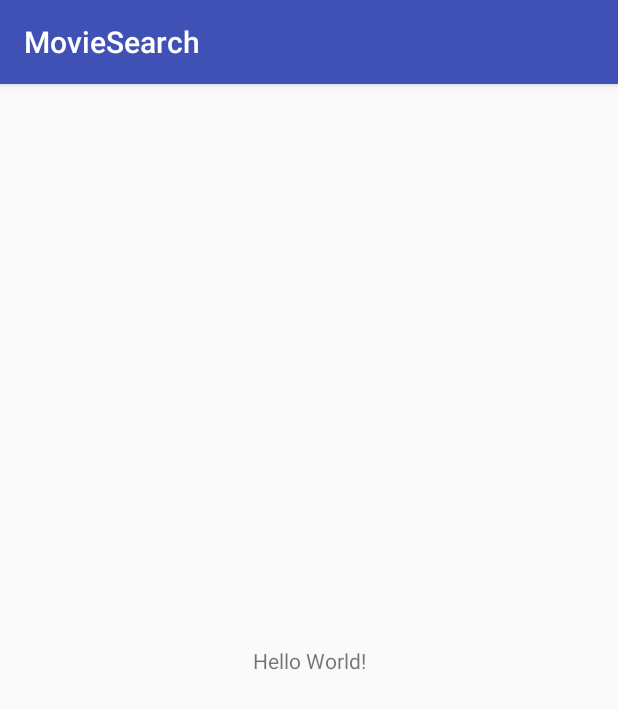
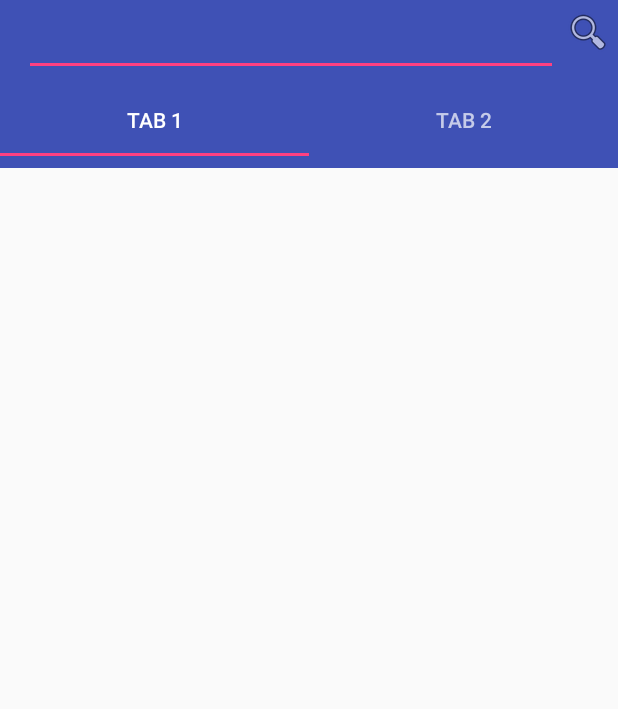
Before and after one commit to LadwaAditya/EndlessScroll, an Android app: the screen it shows after launch (MainActivity), on a phone screen of 412 x 824 dp. Shown: the top 709 px of the screen. Run offline under Robolectric (Android 15) with nearby library versions, the phone set to English and light mode, and no system bars; our stand-ins replace Dagger/Hilt's generated code, RxJava, Timber, data binding; libraries missing offline, so code that uses them is left out: com.facebook.stetho; 3 statements that could not run were skipped.

Commit message:
fect(Main): Added MainActivty and design

```diff
--- a/app/src/main/AndroidManifest.xml
+++ b/app/src/main/AndroidManifest.xml
@@ -3,13 +3,16 @@
           package="com.ladwa.aditya.moviesearch">
 
     <application
+        android:name=".MovieSearchApplication"
         android:allowBackup="true"
         android:icon="@mipmap/ic_launcher"
         android:label="@string/app_name"
         android:roundIcon="@mipmap/ic_launcher_round"
         android:supportsRtl="true"
         android:theme="@style/AppTheme">
-        <activity android:name=".ui.MainActivity">
+        <activity
+            android:theme="@style/AppTheme.NoActionBar"
+            android:name=".ui.main.MainActivity">
             <intent-filter>
                 <action android:name="android.intent.action.MAIN"/>
 
--- a/app/src/main/java/com/ladwa/aditya/moviesearch/injection/component/ActivityComponent.java
+++ b/app/src/main/java/com/ladwa/aditya/moviesearch/injection/component/ActivityComponent.java
@@ -4,6 +4,7 @@ package com.ladwa.aditya.moviesearch.injection.component;
 import com.ladwa.aditya.moviesearch.injection.module.ActivityModule;
 import com.ladwa.aditya.moviesearch.injection.scope.PerActivity;
 import com.ladwa.aditya.moviesearch.ui.base.BaseActivity;
+import com.ladwa.aditya.moviesearch.ui.main.MainActivity;
 
 import dagger.Subcomponent;
 
@@ -15,4 +16,5 @@ import dagger.Subcomponent;
 public interface ActivityComponent {
     void inject(BaseActivity baseActivity);
 
+    void inject(MainActivity mainActivity);
 }
--- a/app/src/main/java/com/ladwa/aditya/moviesearch/injection/component/FragmentComponent.java
+++ b/app/src/main/java/com/ladwa/aditya/moviesearch/injection/component/FragmentComponent.java
@@ -1,9 +1,9 @@
 package com.ladwa.aditya.moviesearch.injection.component;
-
 
 
 import com.ladwa.aditya.moviesearch.injection.module.FragmentModule;
 import com.ladwa.aditya.moviesearch.injection.scope.PerFragment;
+import com.ladwa.aditya.moviesearch.ui.main.MovieFragment;
 
 import dagger.Subcomponent;
 
@@ -14,5 +14,5 @@ import dagger.Subcomponent;
 @PerFragment
 @Subcomponent(modules = FragmentModule.class)
 public interface FragmentComponent {
-
+    void inject(MovieFragment fragment);
 }
--- a/app/src/main/java/com/ladwa/aditya/moviesearch/ui/MainActivity.java
+++ /dev/null
@@ -1,15 +0,0 @@
-package com.ladwa.aditya.moviesearch.ui;
-
-import android.support.v7.app.AppCompatActivity;
-import android.os.Bundle;
-
-import com.ladwa.aditya.moviesearch.R;
-
-public class MainActivity extends AppCompatActivity {
-
-    @Override
-    protected void onCreate(Bundle savedInstanceState) {
-        super.onCreate(savedInstanceState);
-        setContentView(R.layout.activity_main);
-    }
-}
--- /dev/null
+++ b/app/src/main/java/com/ladwa/aditya/moviesearch/ui/adapter/MoviePagerAdapter.java
@@ -0,0 +1,49 @@
+package com.ladwa.aditya.moviesearch.ui.adapter;
+
+import android.support.v4.app.Fragment;
+import android.support.v4.app.FragmentManager;
+import android.support.v4.app.FragmentPagerAdapter;
+
+import com.ladwa.aditya.moviesearch.ui.main.MovieFragment;
+
+/**
+ * Created by Aditya on 25-Mar-17.
+ */
+
+public class MoviePagerAdapter extends FragmentPagerAdapter {
+
+    private final Integer TOTAL_TABS = 2;
+    private final String TAB_TITLE_ONE = "TAB 1";
+    private final String TAB_TITLE_TWO = "TAB 2";
+
+    public MoviePagerAdapter(FragmentManager fm) {
+        super(fm);
+    }
+
+    @Override
+    public Fragment getItem(int position) {
+        switch (position) {
+            case 0:
+                return MovieFragment.newInstance();
+            case 1:
+                return MovieFragment.newInstance();
+        }
+        return null;
+    }
+
+    @Override
+    public int getCount() {
+        return TOTAL_TABS;
+    }
+
+    @Override
+    public CharSequence getPageTitle(int position) {
+        switch (position) {
+            case 0:
+                return TAB_TITLE_ONE;
+            case 1:
+                return TAB_TITLE_TWO;
+        }
+        return super.getPageTitle(position);
+    }
+}
--- a/app/src/main/java/com/ladwa/aditya/moviesearch/ui/base/BaseActivity.java
+++ b/app/src/main/java/com/ladwa/aditya/moviesearch/ui/base/BaseActivity.java
@@ -4,7 +4,6 @@ import android.os.Bundle;
 import android.support.v4.util.LongSparseArray;
 import android.support.v7.app.AppCompatActivity;
 import android.view.MenuItem;
-
 
 import com.ladwa.aditya.moviesearch.MovieSearchApplication;
 import com.ladwa.aditya.moviesearch.injection.component.ActivityComponent;
--- /dev/null
+++ b/app/src/main/java/com/ladwa/aditya/moviesearch/ui/base/BaseFragment.java
@@ -0,0 +1,86 @@
+package com.ladwa.aditya.moviesearch.ui.base;
+
+import android.os.Bundle;
+import android.support.annotation.Nullable;
+import android.support.v4.app.Fragment;
+import android.support.v4.util.LongSparseArray;
+import android.view.LayoutInflater;
+import android.view.View;
+import android.view.ViewGroup;
+
+
+import com.ladwa.aditya.moviesearch.MovieSearchApplication;
+import com.ladwa.aditya.moviesearch.injection.component.ConfigPersistentComponent;
+import com.ladwa.aditya.moviesearch.injection.component.DaggerConfigPersistentComponent;
+import com.ladwa.aditya.moviesearch.injection.component.FragmentComponent;
+import com.ladwa.aditya.moviesearch.injection.module.FragmentModule;
+
+import java.util.concurrent.atomic.AtomicLong;
+
+import timber.log.Timber;
+
+/**
+ * Created by Aditya on 09-Feb-17.
+ */
+public abstract class BaseFragment extends Fragment {
+
+    private static final String KEY_FRAGMENT_ID = "KEY_FRAGMENT_ID";
+    private static final LongSparseArray<ConfigPersistentComponent> sComponentsArray =
+            new LongSparseArray<>();
+    private static final AtomicLong NEXT_ID = new AtomicLong(0);
+
+    private FragmentComponent mFragmentComponent;
+    private long mFragmentId;
+
+    @Override
+    public void onCreate(@Nullable Bundle savedInstanceState) {
+        super.onCreate(savedInstanceState);
+
+        // Create the FragmentComponent and reuses cached ConfigPersistentComponent if this is
+        // being called after a configuration change.
+        mFragmentId = savedInstanceState != null ?
+                savedInstanceState.getLong(KEY_FRAGMENT_ID) : NEXT_ID.getAndIncrement();
+        ConfigPersistentComponent configPersistentComponent;
+        if (sComponentsArray.get(mFragmentId) == null) {
+            Timber.i("Creating new ConfigPersistentComponent id=%d", mFragmentId);
+            configPersistentComponent = DaggerConfigPersistentComponent.builder()
+                    .applicationComponent(MovieSearchApplication.get(
+                            getActivity()).getComponent())
+                    .build();
+            sComponentsArray.put(mFragmentId, configPersistentComponent);
+        } else {
+            Timber.i("Reusing ConfigPersistentComponent id=%d", mFragmentId);
+            configPersistentComponent = sComponentsArray.get(mFragmentId);
+        }
+        mFragmentComponent = configPersistentComponent.fragmentComponent(new FragmentModule(this));
+    }
+
+    @Nullable
+    @Override
+    public View onCreateView(LayoutInflater inflater, @Nullable ViewGroup container,
+                             @Nullable Bundle savedInstanceState) {
+        View view = inflater.inflate(getLayout(), container, false);
+        return view;
+    }
+
+    public abstract int getLayout();
+
+    @Override
+    public void onSaveInstanceState(Bundle outState) {
+        super.onSaveInstanceState(outState);
+        outState.putLong(KEY_FRAGMENT_ID, mFragmentId);
+    }
+
+    @Override
+    public void onDestroy() {
+        if (!getActivity().isChangingConfigurations()) {
+            Timber.i("Clearing ConfigPersistentComponent id=%d", mFragmentId);
+            sComponentsArray.remove(mFragmentId);
+        }
+        super.onDestroy();
+    }
+
+    public FragmentComponent fragmentComponent() {
+        return mFragmentComponent;
+    }
+}
--- /dev/null
+++ b/app/src/main/java/com/ladwa/aditya/moviesearch/ui/main/MainActivity.java
@@ -0,0 +1,53 @@
+package com.ladwa.aditya.moviesearch.ui.main;
+
+import android.databinding.DataBindingUtil;
+import android.os.Bundle;
+import android.support.design.widget.TabLayout;
+import android.view.View;
+import android.widget.Toast;
+
+import com.ladwa.aditya.moviesearch.R;
+import com.ladwa.aditya.moviesearch.databinding.ActivityMainBinding;
+import com.ladwa.aditya.moviesearch.ui.adapter.MoviePagerAdapter;
+import com.ladwa.aditya.moviesearch.ui.base.BaseActivity;
+
+import io.reactivex.subjects.PublishSubject;
+
+public class MainActivity extends BaseActivity implements TabLayout.OnTabSelectedListener {
+
+    private ActivityMainBinding mBinding;
+    private PublishSubject<String> mPublishSubject = PublishSubject.create();
+
+    @Override
+    protected void onCreate(Bundle savedInstanceState) {
+        super.onCreate(savedInstanceState);
+        activityComponent().inject(this);
+        mBinding = DataBindingUtil.setContentView(this, R.layout.activity_main);
+        mBinding.pager.setAdapter(new MoviePagerAdapter(getSupportFragmentManager()));
+        mBinding.tabLayout.setTabGravity(TabLayout.GRAVITY_FILL);
+        mBinding.tabLayout.setupWithViewPager(mBinding.pager);
+        mBinding.tabLayout.addOnTabSelectedListener(this);
+    }
+
+    public PublishSubject<String> getPublishSubject() {
+        return mPublishSubject;
+    }
+
+    @Override public void onTabSelected(TabLayout.Tab tab) {
+        mBinding.pager.setCurrentItem(tab.getPosition());
+    }
+
+    @Override public void onTabUnselected(TabLayout.Tab tab) {
+
+    }
+
+    @Override public void onTabReselected(TabLayout.Tab tab) {
+
+    }
+
+
+    public void onClickSearch(View view) {
+        Toast.makeText(this, mBinding.txtSearch.getText().toString(), Toast.LENGTH_SHORT).show();
+        mPublishSubject.onNext(mBinding.txtSearch.getText().toString());
+    }
+}
--- /dev/null
+++ b/app/src/main/java/com/ladwa/aditya/moviesearch/ui/main/MovieFragment.java
@@ -0,0 +1,32 @@
+package com.ladwa.aditya.moviesearch.ui.main;
+
+import android.os.Bundle;
+import android.support.annotation.Nullable;
+import android.support.v4.app.Fragment;
+
+import com.ladwa.aditya.moviesearch.R;
+import com.ladwa.aditya.moviesearch.ui.base.BaseFragment;
+
+import timber.log.Timber;
+
+/**
+ * Created by Aditya on 25-Mar-17.
+ */
+
+public class MovieFragment extends BaseFragment {
+
+    public static Fragment newInstance() {
+        return new MovieFragment();
+    }
+
+    @Override public int getLayout() {
+        return R.layout.fragment_movie;
+    }
+
+    @Override
+    public void onActivityCreated(@Nullable Bundle savedInstanceState) {
+        super.onActivityCreated(savedInstanceState);
+        fragmentComponent().inject(this);
+        ((MainActivity) getActivity()).getPublishSubject().subscribe(s -> Timber.d(s));
+    }
+}
--- a/app/src/main/res/layout/activity_main.xml
+++ b/app/src/main/res/layout/activity_main.xml
@@ -1,19 +1,60 @@
 <?xml version="1.0" encoding="utf-8"?>
-<android.support.constraint.ConstraintLayout
-    xmlns:android="http://schemas.android.com/apk/res/android"
-    xmlns:app="http://schemas.android.com/apk/res-auto"
-    xmlns:tools="http://schemas.android.com/tools"
-    android:layout_width="match_parent"
-    android:layout_height="match_parent"
-    tools:context="com.ladwa.aditya.moviesearch.ui.MainActivity">
+<layout xmlns:android="http://schemas.android.com/apk/res/android"
+        xmlns:app="http://schemas.android.com/apk/res-auto">
 
-    <TextView
-        android:layout_width="wrap_content"
-        android:layout_height="wrap_content"
-        android:text="Hello World!"
-        app:layout_constraintBottom_toBottomOf="parent"
-        app:layout_constraintLeft_toLeftOf="parent"
-        app:layout_constraintRight_toRightOf="parent"
-        app:layout_constraintTop_toTopOf="parent"/>
+    <LinearLayout
+        android:layout_width="match_parent"
+        android:layout_height="match_parent"
+        android:orientation="vertical">
 
-</android.support.constraint.ConstraintLayout>
+        <android.support.design.widget.AppBarLayout
+            android:layout_width="match_parent"
+            android:layout_height="wrap_content"
+            app:elevation="0dp">
+
+            <android.support.v7.widget.Toolbar
+                android:id="@+id/toolbar"
+                android:layout_width="match_parent"
+                android:layout_height="?attr/actionBarSize"
+                android:background="?attr/colorPrimary"
+                app:elevation="0dp"
+                app:popupTheme="@style/AppTheme.PopupOverlay">
+
+                <LinearLayout
+                    android:layout_width="match_parent"
+                    android:layout_height="wrap_content"
+                    android:orientation="horizontal">
+
+                    <EditText
+                        android:id="@+id/txt_search"
+                        android:layout_width="0dp"
+                        android:layout_height="wrap_content"
+                        android:layout_weight="9"/>
+
+                    <ImageView
+                        android:onClick="onClickSearch"
+                        android:id="@+id/img_search"
+                        android:src="@android:drawable/ic_menu_search"
+                        android:layout_width="0dp"
+                        android:layout_height="wrap_content"
+                        android:layout_weight="1"/>
+                </LinearLayout>
+            </android.support.v7.widget.Toolbar>
+        </android.support.design.widget.AppBarLayout>
+
+
+        <android.support.design.widget.TabLayout
+            android:id="@+id/tab_layout"
+            android:layout_width="match_parent"
+            android:layout_height="wrap_content"
+            android:background="?attr/colorPrimary"
+            android:minHeight="?attr/actionBarSize"
+            android:theme="@style/ThemeOverlay.AppCompat.Dark.ActionBar"/>
+
+        <android.support.v4.view.ViewPager
+            android:id="@+id/pager"
+            android:layout_width="match_parent"
+            android:layout_height="match_parent"/>
+
+    </LinearLayout>
+</layout>
--- /dev/null
+++ b/app/src/main/res/layout/fragment_movie.xml
@@ -0,0 +1,13 @@
+<?xml version="1.0" encoding="utf-8"?>
+<LinearLayout
+    xmlns:android="http://schemas.android.com/apk/res/android"
+    android:layout_width="match_parent"
+    android:layout_height="match_parent"
+    android:orientation="vertical">
+
+    <android.support.v7.widget.RecyclerView
+        android:id="@+id/rv_movie"
+        android:layout_width="match_parent"
+        android:layout_height="match_parent"/>
+
+</LinearLayout>
--- /dev/null
+++ b/app/src/main/res/values/dimens.xml
@@ -0,0 +1,12 @@
+<?xml version="1.0" encoding="utf-8"?>
+<resources>
+    <dimen name="text_headline">24sp</dimen>
+    <dimen name="text_body">16sp</dimen>
+
+    <!-- Default screen margins, per the Android Design guidelines. -->
+    <dimen name="activity_horizontal_margin">16dp</dimen>
+    <dimen name="activity_vertical_margin">16dp</dimen>
+    <dimen name="fab_margin">16dp</dimen>
+    <dimen name="toolbar_elevation">8dp</dimen>
+    <dimen name="image_small">30dp</dimen>
+</resources>
--- a/app/src/main/res/values/styles.xml
+++ b/app/src/main/res/values/styles.xml
@@ -8,4 +8,13 @@
         <item name="colorAccent">@color/colorAccent</item>
     </style>
 
+
+    <style name="AppTheme.NoActionBar">
+        <item name="windowActionBar">false</item>
+        <item name="windowNoTitle">true</item>
+    </style>
+
+    <style name="AppTheme.AppBarOverlay" parent="ThemeOverlay.AppCompat.Dark.ActionBar" />
+
+    <style name="AppTheme.PopupOverlay" parent="ThemeOverlay.AppCompat.Light" />
 </resources>
```
